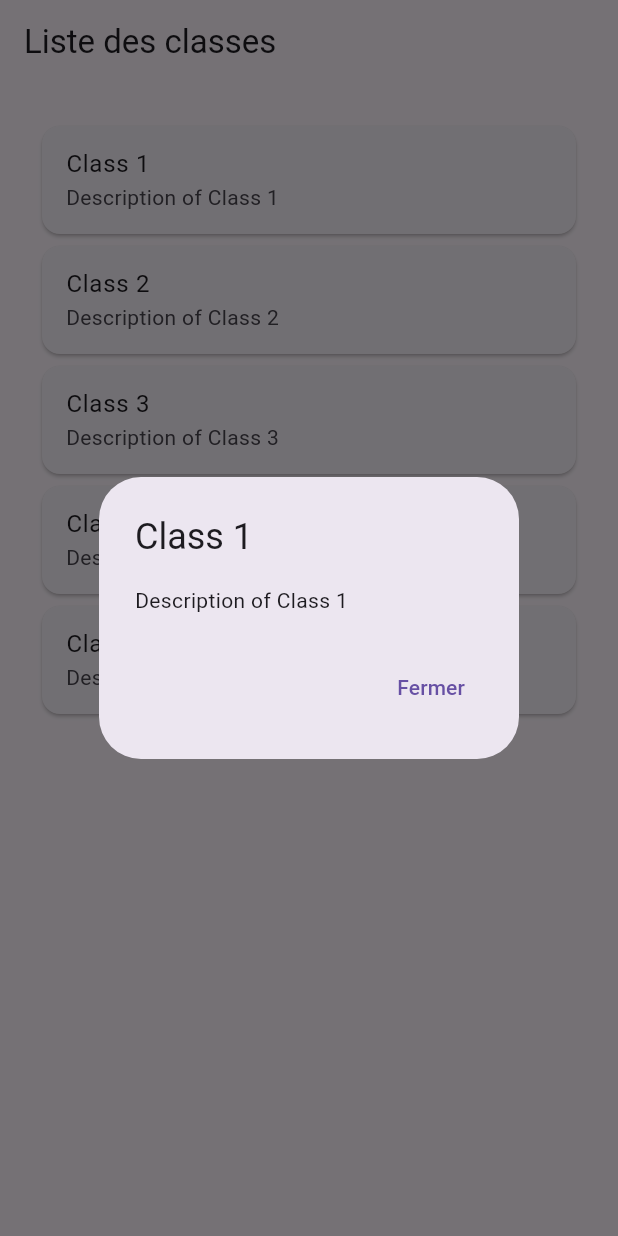
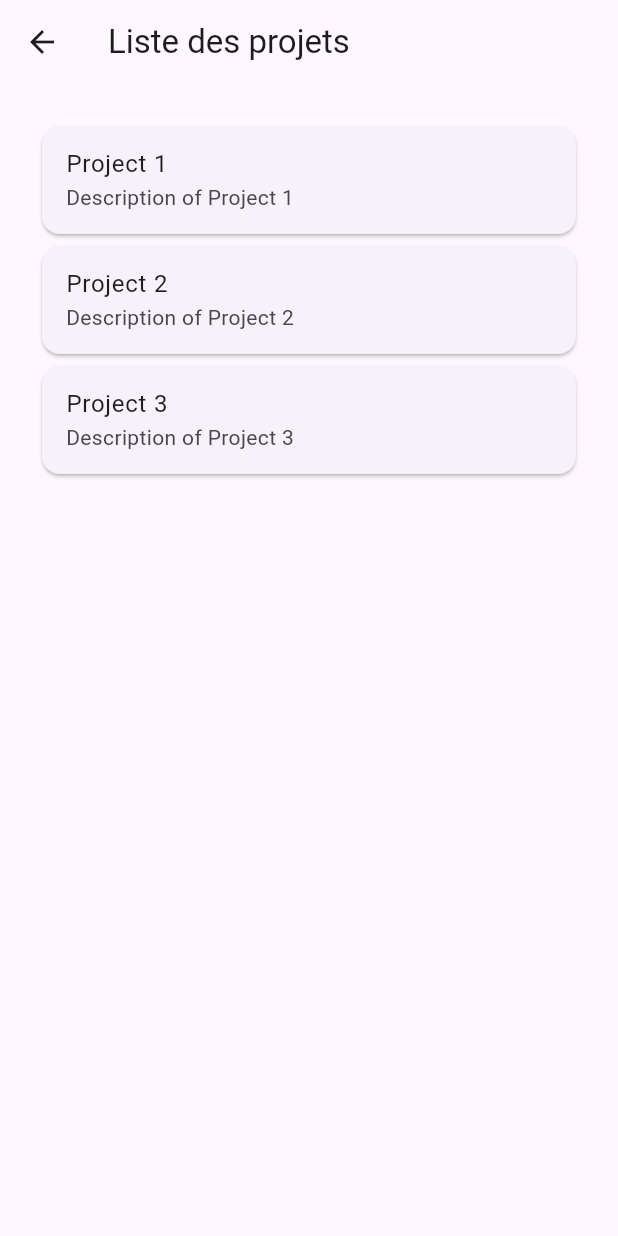
Before and after one commit to Sheukn/OurGesApp, a Flutter app: the HomeScreen screen opened directly, after a tap on "Class 1", on a phone screen of 412 x 824 dp. Run offline on Flutter 3.47's test engine with Material 3 defaults, Android fonts, the phone set to English and light mode, and no system bars.

Commit message:
Refactor model classes to require non-nullable fields and add project management screens

```diff
--- a/lib/models/class.dart
+++ b/lib/models/class.dart
@@ -1,11 +1,11 @@
 class Class {
   final String className;
-  final String? classId;
+  final String classId;
   final String? classDescription;
 
   Class({
     required this.className,
-    this.classId,
+    required this.classId,
     this.classDescription,
   });
 
--- a/lib/models/deliverable.dart
+++ b/lib/models/deliverable.dart
@@ -1,17 +1,17 @@
 class Deliverable {
 
-  String? id;
-  String? name;
-  String? description;
-  String? status;
+  String id;
+  String name;
+  String description;
+  String status;
   DateTime? dueDate;
   String? assignedTo;
 
   Deliverable({
-    this.id,
-    this.name,
-    this.description,
-    this.status,
+    required this.id,
+    required this.name,
+    required this.description,
+    required this.status,
     this.dueDate,
     this.assignedTo,
   });
--- /dev/null
+++ b/lib/models/project.dart
@@ -0,0 +1,46 @@
+import 'package:ourgesapp/models/deliverable.dart';
+import 'package:ourgesapp/models/report.dart';
+
+class Project{
+
+  String id;
+  String name;
+  String description;
+  String createdAt;
+  List<Deliverable>? deliverables;
+  Report? report;
+
+  Project({
+    required this.id,
+    required this.name,
+    required this.description,
+    required this.createdAt,
+    this.deliverables,
+    this.report,
+  });
+
+  factory Project.fromJson(Map<String, dynamic> json) {
+    return Project(
+      id: json['id'],
+      name: json['name'],
+      description: json['description'],
+      createdAt: json['created_at'],
+      deliverables: (json['deliverables'] as List<dynamic>?)
+          ?.map((e) => Deliverable.fromJson(e))
+          .toList(),
+      report: json['report'] != null ? Report.fromJson(json['report']) : null,
+    );
+  }
+
+  Map<String, dynamic> toJson() {
+    return {
+      'id': id,
+      'name': name,
+      'description': description,
+      'created_at': createdAt,
+      'deliverables': deliverables?.map((e) => e.toJson()).toList(),
+      'report': report?.toJson(),
+    };
+  }
+
+}
--- a/lib/models/report.dart
+++ b/lib/models/report.dart
@@ -1,15 +1,38 @@
 class Report {
-  String? title;
-  String? description;
-  String? status;
+  String id;
+  String title;
+  String description;
+  String status;
   String? updatedAt;
   String? url;
 
   Report({
-    this.title,
-    this.description,
-    this.status,
+    required this.id,
+    required this.title,
+    required this.description,
+    required this.status,
     this.updatedAt,
     this.url,
   });
+
+  factory Report.fromJson(Map<String, dynamic> json) {
+    return Report(
+      id: json['id'],
+      title: json['title'],
+      description: json['description'],
+      status: json['status'],
+      updatedAt: json['updated_at'],
+      url: json['url'],
+    );
+  }
+
+  Map<String, dynamic> toJson() {
+    return {
+      'title': title,
+      'description': description,
+      'status': status,
+      'updated_at': updatedAt,
+      'url': url,
+    };
+  }
 }
--- a/lib/screens/home_screen.dart
+++ b/lib/screens/home_screen.dart
@@ -1,5 +1,6 @@
 import 'package:flutter/material.dart';
 import 'package:ourgesapp/models/class.dart';
+import 'package:ourgesapp/screens/project_screen.dart';
 
 
 class HomeScreen extends StatelessWidget {
@@ -48,20 +49,12 @@ class HomeScreen extends StatelessWidget {
               child: ListTile(
                 title: Text(classes[index].className),
                 subtitle: Text(classes[index].classDescription ?? ''),
-                onTap: () => showDialog(
-                  context: context,
-                  builder: (context) => AlertDialog(
-                    title: Text(classes[index].className),
-                    content: Text(classes[index].classDescription ?? ''),
-                    actions: [
-                      TextButton(
-                        onPressed: () => Navigator.of(context).pop(),
-                        child: const Text('Fermer'),
-                      ),
-                    ],
+                onTap: () => Navigator.push(context,
+                  MaterialPageRoute(
+                    builder: (context) => ProjectScreen(classId: classes[index].classId),
                   ),
+                ),
               ),
-            )
             );
           },
         ),
--- /dev/null
+++ b/lib/screens/project_details_screen.dart
@@ -0,0 +1,57 @@
+import 'package:flutter/material.dart';
+import 'package:ourgesapp/models/project.dart';
+
+class ProjectDetailsScreen extends StatelessWidget {
+  const ProjectDetailsScreen({super.key, required this.project});
+
+    final Project project;
+
+  @override
+  Widget build(BuildContext context) {
+    return Scaffold(
+      appBar: AppBar(
+        title: Text(project.name + ' Details'),
+      ),
+      body: Padding(
+        padding: const EdgeInsets.all(16.0),
+        child: Column(
+          crossAxisAlignment: CrossAxisAlignment.start,
+          children: [
+            Text('Description: ${project.description}'),
+            const SizedBox(height: 16.0),
+            Text('Created At: ${project.createdAt}'),
+            const SizedBox(height: 16.0),
+            if (project.deliverables != null && project.deliverables!.isNotEmpty)
+              Text('Deliverables:'),
+            ...?project.deliverables?.map((deliverable) => ListTile(
+                  title: Text(deliverable.name),
+                  subtitle: Text(deliverable.description ?? ''),
+                )),
+            if (project.report != null)
+              Column(
+                crossAxisAlignment: CrossAxisAlignment.start,
+                children: [
+                  const SizedBox(height: 16.0),
+                  Text('Report:'),
+                  ListTile(
+                    title: Text(project.report!.title),
+                    subtitle: Text(project.report!.description ?? ''),
+                    trailing: IconButton(
+                      icon: const Icon(Icons.download),
+                      onPressed: () {
+                        // Handle download action here
+                      },
+                    ),
+                  ),
+                  Text('Status: ${project.report!.status}'),
+                  Text('Updated At: ${project.report!.updatedAt}'),
+                  if (project.report!.url != null)
+                    Text('URL: ${project.report!.url}'),
+                ],
+              ),
+          ],
+        ),
+      ),
+    );
+  }
+}
--- /dev/null
+++ b/lib/screens/project_screen.dart
@@ -0,0 +1,98 @@
+import 'package:flutter/material.dart';
+import 'package:ourgesapp/models/deliverable.dart';
+import 'package:ourgesapp/models/project.dart';
+import 'package:ourgesapp/models/report.dart';
+import 'package:ourgesapp/screens/project_details_screen.dart';
+
+
+class ProjectScreen extends StatefulWidget{
+  const ProjectScreen({super.key, required this.classId});
+  final String classId;
+
+  static final List<Deliverable> deliverables = [
+    Deliverable(
+      id: '1',
+      name: 'Deliverable 1',
+      description: 'Description of Deliverable 1',
+      status: "Received",
+    ),
+    Deliverable(
+      id: '2',
+      name: 'Deliverable 2',
+      description: 'Description of Deliverable 2',
+      status: "Pending",
+    ),
+    Deliverable(
+      id: '3',
+      name: 'Deliverable 3',
+      description: 'Description of Deliverable 3',
+      status: "In Progress",
+    ),
+  ];
+  static final List<Project> projects = [
+    Project(
+      id: '1',
+      name: 'Project 1',
+      description: 'Description of Project 1',
+      createdAt: '2023-01-01',
+      deliverables: deliverables,
+      report: Report(
+        id: '1',
+        title: 'Report Title',
+        description: 'Report Description',
+        status: 'Completed',
+        updatedAt: '2023-01-15',
+        url: 'https://example.com/report.pdf',
+      ),
+    ),
+    Project(
+      id: '2',
+      name: 'Project 2',
+      description: 'Description of Project 2',
+      createdAt: '2023-02-01',
+    ),
+    Project(
+      id: '3',
+      name: 'Project 3',
+      description: 'Description of Project 3',
+      createdAt: '2023-03-01',
+    ),
+  ];
+
+  @override
+  State<ProjectScreen> createState() => _ProjectScreenState();
+}
+
+class _ProjectScreenState extends State<ProjectScreen> {
+  @override
+
+  Widget build(BuildContext context) {
+    return Scaffold(
+      appBar: AppBar(
+        title: const Text('Liste des projets'),
+      ),
+      body: Padding(
+        padding: const EdgeInsets.all(24.0),
+        child: ListView.builder(
+          itemCount: ProjectScreen.projects.length,
+          itemBuilder: (context, index) {
+            return Card(
+              child: ListTile(
+                title: Text(ProjectScreen.projects[index].name),
+                subtitle: Text(ProjectScreen.projects[index].description),
+                onTap: () => Navigator.push(
+                  context,
+                  MaterialPageRoute(
+                    builder: (context) => ProjectDetailsScreen(
+                      project: ProjectScreen.projects[index],
+                    ),
+                  ),
+                ),
+              ),
+            );
+          },
+        ),
+      ),
+    );
+  }
+}
```
